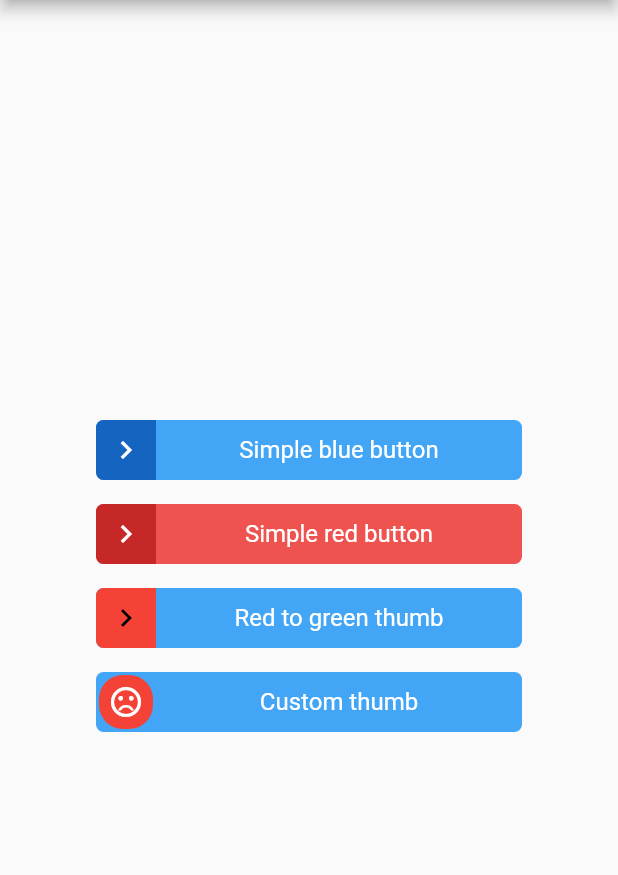
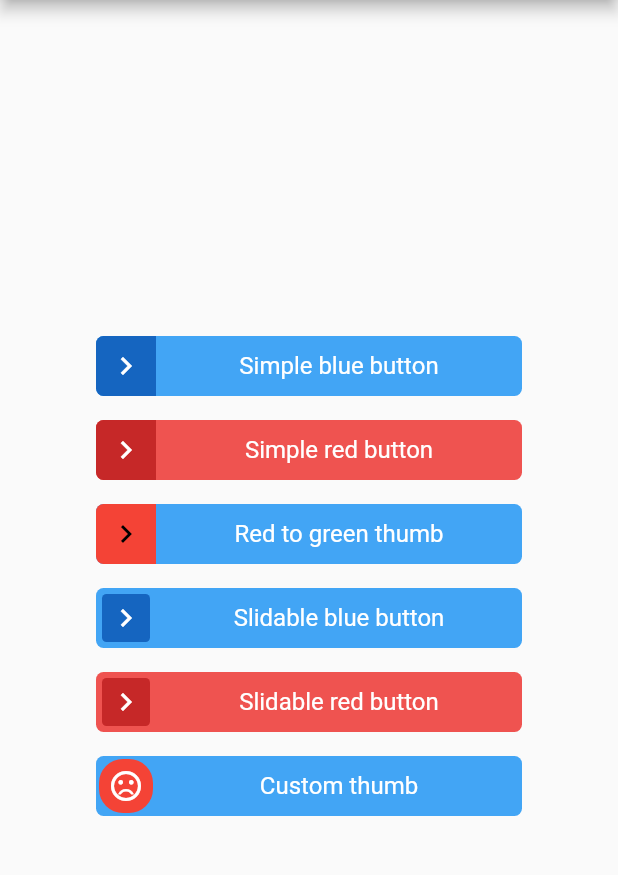
Before and after one commit to dthach4/swipeable_button, a Flutter app: the screen it shows after launch, on a phone screen of 412 x 824 dp, the part 84-959 px from its top. Run offline on Flutter 3.47's test engine with Material 2 defaults, Android fonts, the phone set to English and light mode, and no system bars.

Commit message:
Ver. 0.2.0

````diff
--- a/example/lib/main.dart
+++ b/example/lib/main.dart
@@ -87,6 +87,43 @@ class SwipeableButtonExample1HomePage extends StatelessWidget {
                 ),
                 Padding(
                   padding: const EdgeInsets.all(8.0),
+                  child: SwipeableButton.simpleSlidable(
+                      label: const Center(
+                          child: Text("Slidable blue button",
+                              style: TextStyle(
+                                  color: Colors.white, fontSize: 16.0))),
+                      color: Colors.blue.shade400,
+                      thumbColor: Colors.blue.shade800,
+                      onSwipe: () {
+                        ScaffoldMessenger.of(context)
+                            .showSnackBar(const SnackBar(
+                          content: Text("Thank you for swiping!"),
+                        ));
+                      }),
+                ),
+                Padding(
+                  padding: const EdgeInsets.all(8.0),
+                  child:
+                    SwipeableButton.simpleSlidable(
+                      label: const Center(
+                          child: Text("Slidable red button",
+                              style: TextStyle(
+                                  color: Colors.white, fontSize: 16.0))),
+                      height: 40.0,
+                      minThumbWidth: 40.0,
+                      oneTime: true,
+                      color: Colors.red.shade400,
+                      thumbColor: Colors.red.shade800,
+                      borderRadius: BorderRadius.circular(5.0),
+                      onSwipe: () {
+                        ScaffoldMessenger.of(context)
+                            .showSnackBar(const SnackBar(
+                          content: Text("Thank you for swiping!"),
+                        ));
+                      }),
+                ),
+                Padding(
+                  padding: const EdgeInsets.all(8.0),
                   child: SwipeableButton(
                       label: const Center(
                           child: Text("Custom thumb",
--- a/lib/src/widgets/swipeable_button.dart
+++ b/lib/src/widgets/swipeable_button.dart
@@ -1,6 +1,7 @@
 import 'package:flutter/material.dart';
 import 'package:swipeable_button/src/typedefs/thumb_builder.dart';
 import 'package:swipeable_button/src/widgets/thumbs/simple_thumb.dart';
+import 'package:swipeable_button/src/widgets/thumbs/simple_slidable_thumb.dart';
 
 /// A button that triggers an action on swipe.
 @immutable
@@ -60,13 +61,48 @@ class SwipeableButton extends StatefulWidget {
     this.oneTime = true,
     this.label,
     this.color,
+    this.borderRadius,
     Color? thumbColor,
     Color? thumbIconColor,
-    this.borderRadius,
+    IconData? thumbIcon,
+    IconData? thumbIconCompleted,
   })  : thumbBuilder = SwipeableButtonSimpleThumb.builder(
           color: thumbColor,
           iconColor: thumbIconColor,
           minWidth: minThumbWidth,
+          icon: thumbIcon,
+          iconCompleted: thumbIconCompleted,
+        ),
+        super(key: key);
+
+  /// Creates a [SwipeableButton] via a simplified constructor. It uses a
+  /// [SwipeableButtonSimpleSlidableThumb], which [thumbColor] and
+  /// [thumbIconColor] can be changed. If no [thumbColor] has been provided, it
+  /// uses the primary color of the context's theme. If no [thumbIconColor] has
+  /// been provided, it uses [Colors.white].
+  SwipeableButton.simpleSlidable({
+    Key? key,
+    required this.onSwipe,
+    this.height = 40.0,
+    this.minThumbWidth = 40.0,
+    this.oneTime = true,
+    this.label,
+    this.color,
+    this.borderRadius,
+    Color? thumbColor,
+    Color? thumbIconColor,
+    IconData? thumbIcon,
+    IconData? thumbIconCompleted,
+    double? thumbBorderRadius,
+    double? thumbPadding,
+  }): thumbBuilder = SwipeableButtonSimpleSlidableThumb.builder(
+          color: thumbColor,
+          iconColor: thumbIconColor,
+          width: minThumbWidth,
+          borderRadius: thumbBorderRadius,
+          padding: thumbPadding,
+          icon: thumbIcon,
+          iconCompleted: thumbIconCompleted,
         ),
         super(key: key);
 
--- /dev/null
+++ b/lib/src/widgets/thumbs/simple_slidable_thumb.dart
@@ -0,0 +1,114 @@
+import 'package:flutter/material.dart';
+import 'package:swipeable_button/src/typedefs/thumb_builder.dart';
+
+/// A simple slidable thumb widget for a [SwipeableButton].
+///
+/// This widget represents the thumb of a [SwipeableButton] that can be dragged
+/// to trigger it. Its [builder] static method is intended to be used as the
+/// `thumbBuilder` property of a [SwipeableButton].
+///
+/// The [SwipeableButton.simpleSlidable] constructor implicitly uses this widget.
+///
+/// Example usage:
+///
+/// ```dart
+/// SwipeableButton(
+///   thumbBuilder: SwipeableButtonSimpleSlidableThumb.builder({
+///     color: Colors.blue.shade200,
+///     textColor: Colors.black,
+///   }),
+///   ...
+/// )
+/// ```
+@immutable
+class SwipeableButtonSimpleSlidableThumb extends StatelessWidget {
+  /// The color of the thumb
+  final Color color;
+
+  /// The color of the icon on the thumb.
+  final Color iconColor;
+
+  /// The width of the thumb. This includes the padding, so the content area
+  /// may be smaller than the specified width.
+  final double width;
+
+  /// The border radius of the thumb.
+  final double borderRadius;
+
+  /// The padding of the thumb. This has the effect of making the actual thumb
+  /// look smaller than specified.
+  final double padding;
+
+  /// Whether the thumb has been swiped to trigger a one-time [SwipeableButton]
+  /// action (i.e. [SwipeableButton.oneTime] is `true`).
+  final bool isComplete;
+
+  /// The icon shown on the thumb.
+  final IconData icon;
+
+  /// The icon shown on the thumb after the button has been triggered.
+  final IconData iconCompleted;
+
+  /// Creates a new [SwipeableButtonSimpleSlidableThumb] widget. This should be used
+  /// inside of a [SwipeableButtonThumbBuilder] function.
+  const SwipeableButtonSimpleSlidableThumb({
+    Key? key,
+    required this.color,
+    required this.iconColor,
+    required this.width,
+    this.borderRadius = 3.0,
+    this.padding = 4.0,
+    required this.isComplete,
+    this.icon = Icons.chevron_right,
+    this.iconCompleted = Icons.check,
+  }) : super(key: key);
+
+  @override
+  Widget build(BuildContext context) => Row(
+        mainAxisAlignment: MainAxisAlignment.end,
+        crossAxisAlignment: CrossAxisAlignment.center,
+        children: <Widget>[
+          SizedBox(
+            width: width,
+            height: double.infinity,
+            child: Padding(
+              padding: EdgeInsets.all(padding),
+              child: DecoratedBox(
+                decoration: BoxDecoration(
+                  borderRadius: BorderRadius.circular(borderRadius),
+                  color: color,
+                ),
+                child: Center(
+                  child:
+                      Icon(isComplete ? iconCompleted : icon, color: iconColor),
+                ),
+              ),
+            ),
+          ),
+        ],
+      );
+
+  /// Returns a builder for a [SwipeableButtonThumbBuilder] to be used in the
+  /// constructor of [SwipeableButton]. The [width] parameter should be the
+  /// same as the [SwipeableButton.minThumbWidth] attribute.
+  static SwipeableButtonThumbBuilder builder({
+    Color? color,
+    Color? iconColor,
+    double? width,
+    double? borderRadius,
+    double? padding,
+    IconData? icon,
+    IconData? iconCompleted,
+  }) =>
+      (BuildContext context, double swipedFraction, bool isComplete) =>
+          SwipeableButtonSimpleSlidableThumb(
+            color: color ?? Theme.of(context).primaryColor,
+            iconColor: iconColor ?? Colors.white,
+            width: width ?? 40.0,
+            borderRadius: borderRadius ?? 3.0,
+            padding: padding ?? 4.0,
+            isComplete: isComplete,
+            icon: icon ?? Icons.chevron_right,
+            iconCompleted: iconCompleted ?? Icons.check,
+          );
+}
--- a/lib/src/widgets/thumbs/simple_thumb.dart
+++ b/lib/src/widgets/thumbs/simple_thumb.dart
@@ -35,6 +35,12 @@ class SwipeableButtonSimpleThumb extends StatelessWidget {
   /// action (i.e. [SwipeableButton.oneTime] is `true`).
   final bool isComplete;
 
+  /// The icon shown on the thumb.
+  final IconData icon;
+
+  /// The icon shown on the thumb after the button has been triggered.
+  final IconData iconCompleted;
+
   /// Creates a new [SwipeableButtonSimpleThumb] widget. This should be used
   /// inside of a [SwipeableButtonThumbBuilder] function.
   const SwipeableButtonSimpleThumb({
@@ -43,6 +49,8 @@ class SwipeableButtonSimpleThumb extends StatelessWidget {
     required this.iconColor,
     required this.minWidth,
     required this.isComplete,
+    this.icon = Icons.chevron_right,
+    this.iconCompleted = Icons.check,
   }) : super(key: key);
 
   @override
@@ -55,9 +63,8 @@ class SwipeableButtonSimpleThumb extends StatelessWidget {
           children: <Widget>[
             SizedBox(
               width: minWidth,
-              child: isComplete
-                  ? Icon(Icons.check, color: iconColor)
-                  : Icon(Icons.chevron_right, color: iconColor),
+              child: Icon(isComplete ? iconCompleted : icon, color: iconColor),
+
             ),
           ],
         ),
@@ -67,13 +74,20 @@ class SwipeableButtonSimpleThumb extends StatelessWidget {
   /// constructor of [SwipeableButton]. The [minWidth] parameter should be the
   /// same as the [SwipeableButton.minThumbWidth] attribute.
   static SwipeableButtonThumbBuilder builder(
-      {Color? color, Color? iconColor, double? minWidth}) {
+      {Color? color,
+      Color? iconColor,
+      double? minWidth,
+      IconData? icon,
+      IconData? iconCompleted,
+    }) {
     return (BuildContext context, double swipedFraction, bool isComplete) =>
         SwipeableButtonSimpleThumb(
           color: color ?? Theme.of(context).primaryColor,
           iconColor: iconColor ?? Colors.white,
           minWidth: minWidth ?? 40.0,
           isComplete: isComplete,
+          icon: icon ?? Icons.chevron_right,
+          iconCompleted: iconCompleted ?? Icons.check,
         );
   }
 }
--- a/pubspec.yaml
+++ b/pubspec.yaml
@@ -1,6 +1,6 @@
 name: swipeable_button
 description: A customizable button widget that can be triggered by swiping.
-version: 0.1.1
+version: 0.2.0
 repository: https://github.com/dthach4/swipeable_button
 
 environment:
````
Also changed, not shown: lib/swipeable_button.dart (+10 -3 lines), example/pubspec.lock, 5 other files.
